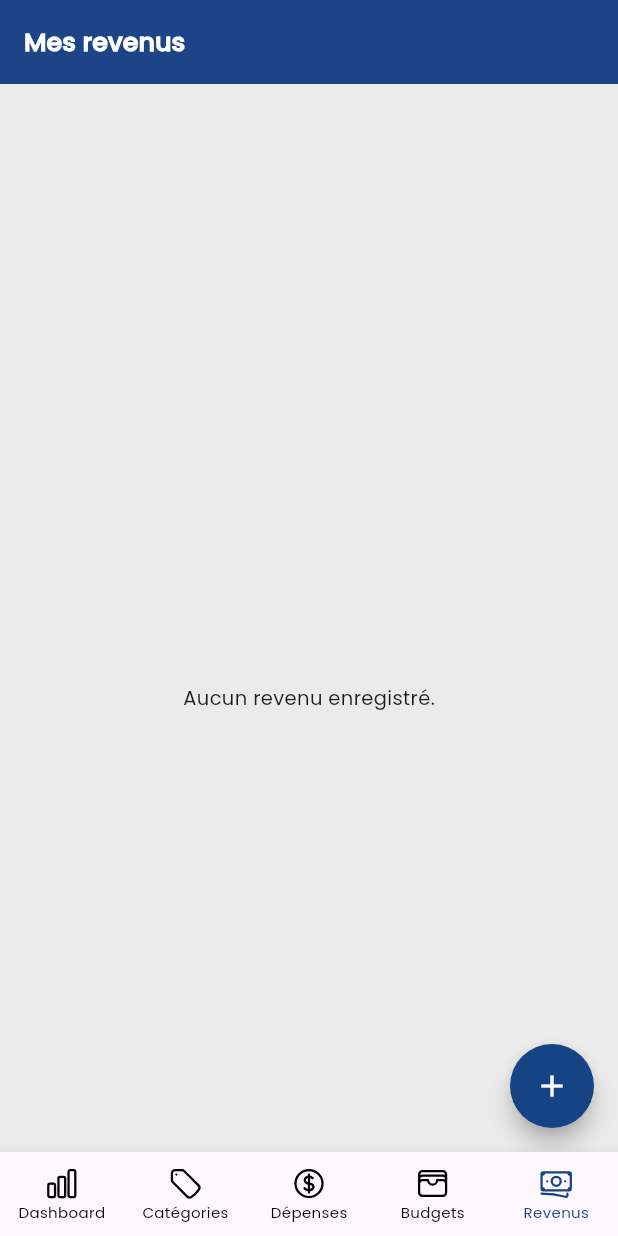
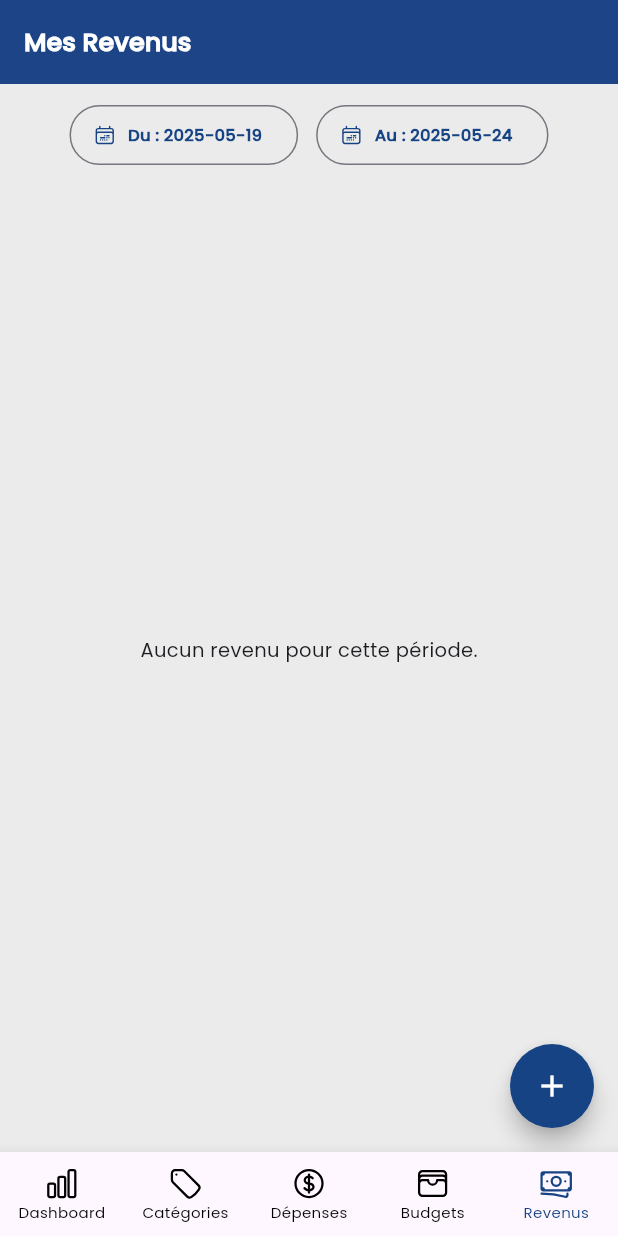
Before and after one commit to Van064886/mon-budget, a Flutter app: the screen it shows after launch, item 5 of the bottom bar chosen, on a phone screen of 412 x 824 dp. Run offline on Flutter 3.47's test engine with Material 3 defaults, Android fonts, the phone set to English and light mode, and no system bars; drawn by our look-alikes of toastification; our stand-ins replace fl_chart, flutter_slidable, heroicons, sqflite; accounts and stored records are empty.

Commit message:
feat: add filter revenues list by period

```diff
--- a/lib/views/incomes/income_list_screen.dart
+++ b/lib/views/incomes/income_list_screen.dart
@@ -1,39 +1,146 @@
 import 'package:flutter/material.dart';
 import 'package:flutter_slidable/flutter_slidable.dart';
-import 'package:mon_budget/services/income_service.dart';
+import 'package:heroicons/heroicons.dart';
+import 'package:intl/intl.dart';
+import 'package:mon_budget/core/constants/app_constants.dart';
 import 'package:provider/provider.dart';
 
-class IncomeListScreen extends StatelessWidget {
+import '../../services/income_service.dart';
+
+class IncomeListScreen extends StatefulWidget {
   const IncomeListScreen({super.key});
+
+  @override
+  State<IncomeListScreen> createState() => _IncomeListPageState();
+}
+
+class _IncomeListPageState extends State<IncomeListScreen> {
+  DateTime? startDate;
+  DateTime? endDate;
+
+  @override
+  void initState() {
+    super.initState();
+    Provider.of<IncomeService>(context, listen: false).fetchIncomes();
+
+    final now = DateTime.now();
+    final startOfWeek = now.subtract(Duration(days: now.weekday - 1));
+    startDate = startOfWeek;
+    endDate = now;
+  }
+
+  bool isWithinPeriod(String dateStr) {
+    final date = DateTime.tryParse(dateStr);
+    if (date == null) return false;
+
+    return startDate != null &&
+        endDate != null &&
+        date.isAfter(startDate!.subtract(const Duration(days: 1))) &&
+        date.isBefore(endDate!.add(const Duration(days: 1)));
+  }
 
   @override
   Widget build(BuildContext context) {
     final incomeService = Provider.of<IncomeService>(context);
-    final incomes = incomeService.incomes;
+    final allIncomes = incomeService.incomes;
+
+    final filteredIncomes =
+        allIncomes.where((i) => isWithinPeriod(i.date)).toList();
 
     return Scaffold(
       appBar: AppBar(
-        title: Text(
-          "Mes revenus",
+        title: const Text(
+          "Mes Revenus",
           style: TextStyle(fontSize: 17, fontWeight: FontWeight.bold),
         ),
       ),
-      body: RefreshIndicator(
+      body: Column(
+        children: [
+          Padding(
+            padding: const EdgeInsets.symmetric(horizontal: 16, vertical: 10),
+            child: Wrap(
+              spacing: 12,
+              runSpacing: 12,
+              children: [
+                OutlinedButton.icon(
+                  onPressed: () async {
+                    final picked = await showDatePicker(
+                      context: context,
+                      initialDate: startDate ?? DateTime.now(),
+                      firstDate: DateTime(2000),
+                      lastDate: DateTime(2100),
+                    );
+                    if (picked != null) {
+                      setState(() => startDate = picked);
+                    }
+                  },
+                  icon: HeroIcon(
+                    HeroIcons.calendarDateRange,
+                    size: 15,
+                    color: AppConstants.mainColor,
+                  ),
+                  label: Text(
+                    startDate != null
+                        ? "Du : ${DateFormat('yyyy-MM-dd').format(startDate!)}"
+                        : "Du : -",
+                    style: TextStyle(
+                      fontSize: 11,
+                      fontWeight: FontWeight.w700,
+                      color: AppConstants.mainColor,
+                    ),
+                  ),
+                ),
+                OutlinedButton.icon(
+                  onPressed: () async {
+                    final picked = await showDatePicker(
+                      context: context,
+                      initialDate: endDate ?? DateTime.now(),
+                      firstDate: DateTime(2000),
+                      lastDate: DateTime(2100),
+                    );
+                    if (picked != null) {
+                      setState(() => endDate = picked);
+                    }
+                  },
+                  icon: HeroIcon(
+                    HeroIcons.calendarDateRange,
+                    size: 15,
+                    color: AppConstants.mainColor,
+                  ),
+                  label: Text(
+                    endDate != null
+                        ? "Au : ${DateFormat('yyyy-MM-dd').format(endDate!)}"
+                        : "Au : -",
+                    style: TextStyle(
+                      fontSize: 11,
+                      fontWeight: FontWeight.w700,
+                      color: AppConstants.mainColor,
+                    ),
+                  ),
+                ),
+              ],
+            ),
+          ),
+
+          Expanded(
+            child: RefreshIndicator(
               onRefresh: () => incomeService.fetchIncomes(),
               child:
-            incomes.isEmpty
+                  filteredIncomes.isEmpty
                       ? ListView(
                         children: [
-                    SizedBox(height: 400),
-                    Center(child: Text("Aucun revenu enregistré.")),
+                          SizedBox(height: 300),
+                          Center(
+                            child: Text("Aucun revenu pour cette période."),
+                          ),
                         ],
                       )
                       : ListView.builder(
                         physics: const AlwaysScrollableScrollPhysics(),
-                  padding: const EdgeInsets.all(12),
-                  itemCount: incomes.length,
+                        padding: const EdgeInsets.symmetric(horizontal: 12),
+                        itemCount: filteredIncomes.length,
                         itemBuilder: (context, index) {
-                    final income = incomes[index];
+                          final income = filteredIncomes[index];
 
                           return Slidable(
                             key: ValueKey(income.id),
@@ -59,10 +166,10 @@ class IncomeListScreen extends StatelessWidget {
                               ],
                             ),
                             child: Card(
-                        elevation: 3,
                               shape: RoundedRectangleBorder(
                                 borderRadius: BorderRadius.circular(12),
                               ),
+                              elevation: 3,
                               child: ListTile(
                                 leading: CircleAvatar(
                                   backgroundColor: Colors.green.shade100,
@@ -86,6 +193,9 @@ class IncomeListScreen extends StatelessWidget {
                         },
                       ),
             ),
+          ),
+        ],
+      ),
       floatingActionButton: FloatingActionButton(
         onPressed: () {
           Navigator.pushNamed(context, '/incomes/new');
```
Lines whose indentation alone changed are shown as unchanged.
